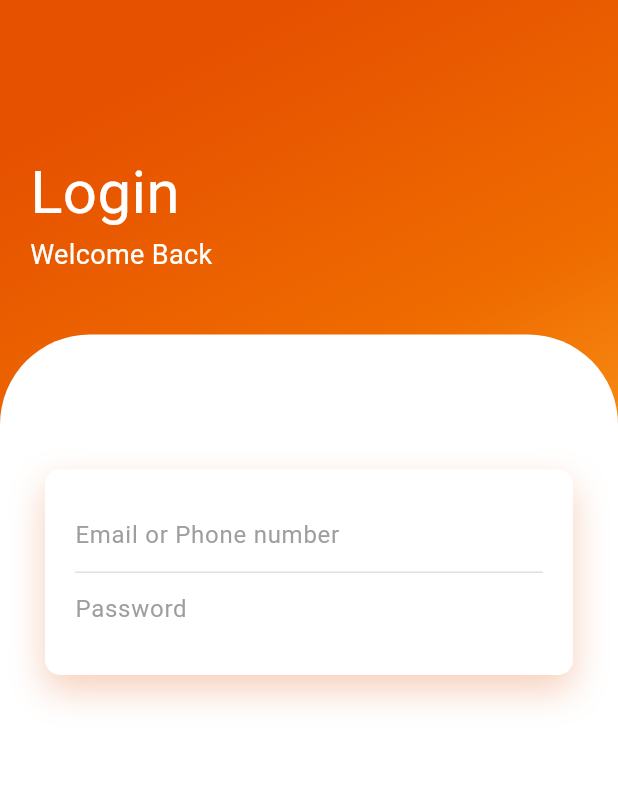
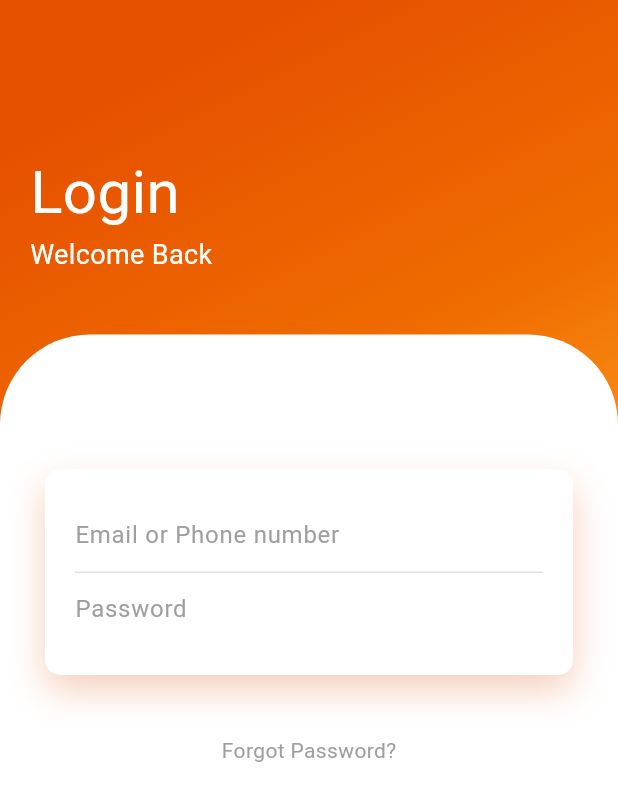
Before and after one commit to sydney1232/login_page_3, a Flutter app: the screen it shows after launch, on a phone screen of 412 x 824 dp. Shown: the top 801 px of the screen. Run offline on Flutter 3.47's test engine with Material 3 defaults, Android fonts, the phone set to English and light mode, and no system bars.

Commit message:
Added Forgot Password

```diff
--- a/lib/main.dart
+++ b/lib/main.dart
@@ -107,7 +107,12 @@ class _LoginPageState extends State<LoginPage> {
                             ),
                           ],
                         ),
-                      )
+                      ),
+                      SizedBox(height: 40),
+                      Text(
+                        "Forgot Password?",
+                        style: TextStyle(color: Colors.grey),
+                      ),
                     ],
                   ),
                 ),
```
